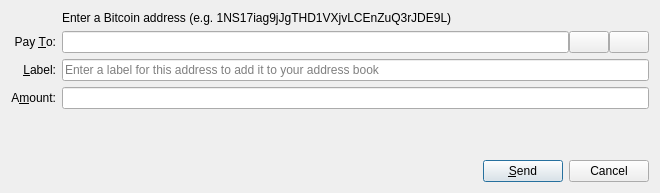
raffermeko/bitcoin, file src/qt/forms/sendcoinsdialog.ui: the form before one commit.
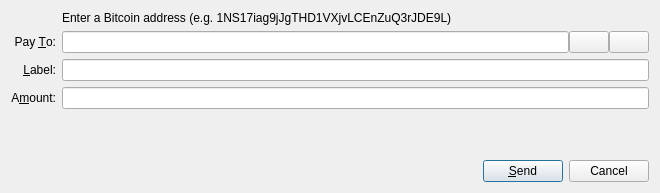
The form after the commit. Icons and pictures are not drawn. Custom widgets are drawn as their Qt base class.

Commit message: move another setPlaceHolderText to 4.7+ only code

What changed in the file:
```diff
--- a/src/qt/forms/sendcoinsdialog.ui
+++ b/src/qt/forms/sendcoinsdialog.ui
@@ -130,9 +130,6 @@
          <property name="toolTip">
           <string>Enter a label for this address to add it to your address book</string>
          </property>
-         <property name="placeholderText">
-          <string>Enter a label for this address to add it to your address book</string>
-         </property>
         </widget>
        </item>
       </layout>
```
The commit also changes 1 other file.
